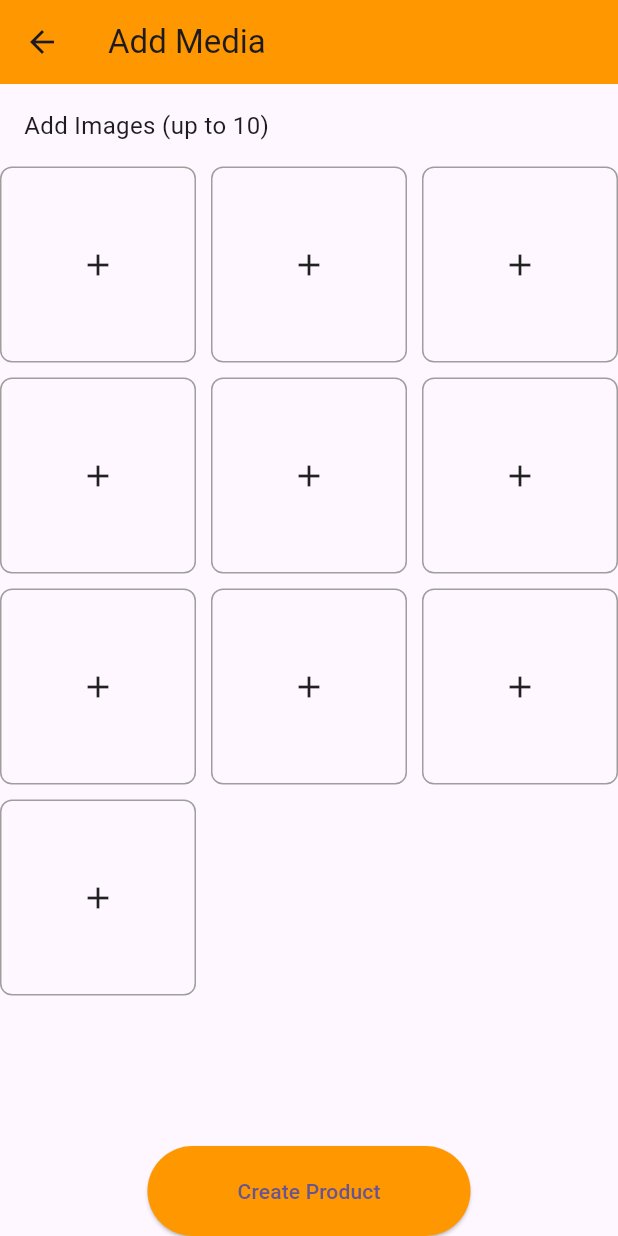
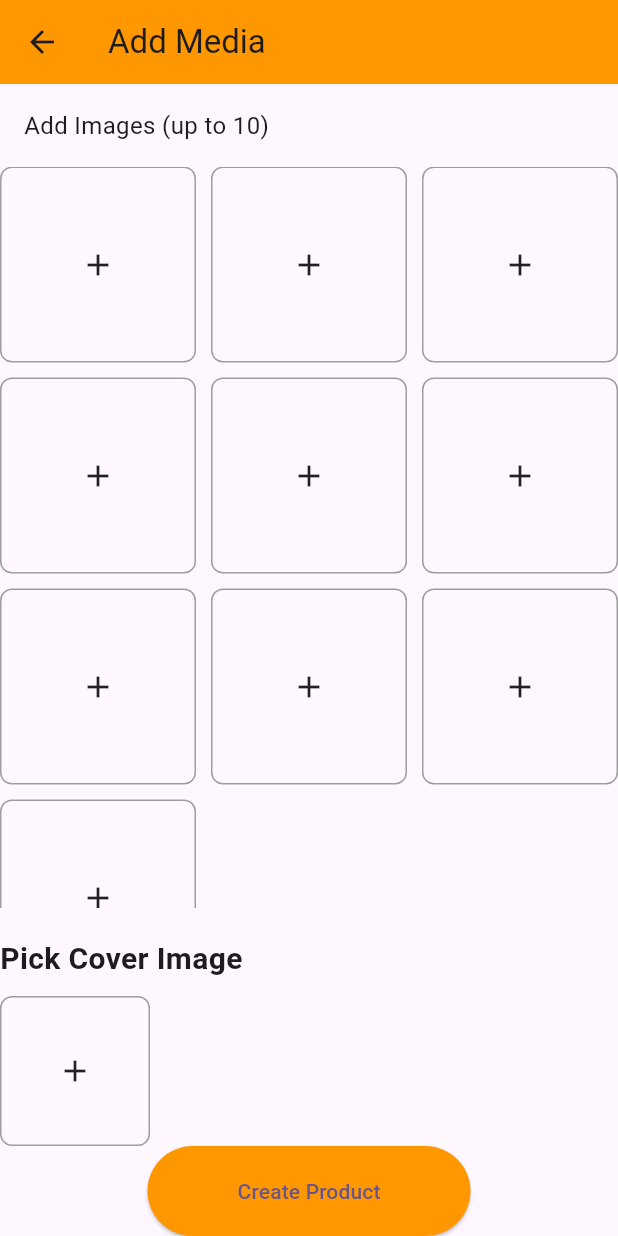
Before and after one commit to KABOPOK/PunkMarket, a Flutter app: the AddProductMediaScreen screen opened directly with empty values, after a tap on the "add" icon, on a phone screen of 412 x 824 dp. Run offline on Flutter 3.47's test engine with Material 3 defaults, Android fonts, the phone set to English and light mode, and no system bars; our stand-ins replace file_picker, freezed_annotation, image_picker; missing offline and left inert: postgres; network calls fail.

Commit message:
fix: AddProductMediaScreen - cover image returned, file names OK

```diff
--- a/PUNK/lib/screens/navigationScreens/myProductsScreens/AddProductMediaScreen.dart
+++ b/PUNK/lib/screens/navigationScreens/myProductsScreens/AddProductMediaScreen.dart
@@ -5,7 +5,8 @@ import 'package:flutter/material.dart';
 import 'package:image_picker/image_picker.dart';
 import 'package:punk/Global/Global.dart';
 import '../../../../clases/Product.dart';
-import 'package:http_parser/http_parser.dart'; // To specify MIME types
+import 'package:http_parser/http_parser.dart';
+import '../../../Online/Online.dart';
 
 class AddProductMediaScreen extends StatefulWidget {
   final Product product;
@@ -13,22 +14,28 @@ class AddProductMediaScreen extends StatefulWidget {
   AddProductMediaScreen({required this.product});
 
   @override
-  _AddProductMediaScreenState createState() => _AddProductMediaScreenState();
+  _AddProductMediaScreenState createState() => _AddProductMediaScreenState(product: product);
 }
 
 class _AddProductMediaScreenState extends State<AddProductMediaScreen> {
   final int _maxImages = 10;
-  List<File?> _productImages = [];
+  List<File?> _productImages = List<File?>.filled(11, null); // Index 0 for cover image
   final ImagePicker _picker = ImagePicker();
+  Product product;
+
+  _AddProductMediaScreenState({required this.product});
 
   // Send product data and images to the server
   Future<void> _sendProduct(Product product, List<File?> images) async {
     try {
       var request = http.MultipartRequest('POST', Uri.parse('$HTTPS/api/products/create'));
 
+      // Add form fields
       request.fields['product'] = jsonEncode(product.toJson());
 
-      for (var image in images) {
+      // Add multiple image files if available
+      for (var i = 0; i < images.length; i++) {
+        var image = images[i];
         if (image != null) {
           // Determine the MIME type based on the file extension
           String mimeType = 'image/jpeg'; // Default to JPEG
@@ -39,7 +46,7 @@ class _AddProductMediaScreenState extends State<AddProductMediaScreen> {
           // Add the image file to the multipart request
           request.files.add(
             await http.MultipartFile.fromPath(
-              'images',  // The field name the server expects
+              i == 0 ? 'envelop' : 'images',  // Differentiate cover image
               image.path,
               contentType: MediaType('image', mimeType.split('/')[1]), // Set the correct MIME type
             ),
@@ -75,17 +82,31 @@ class _AddProductMediaScreenState extends State<AddProductMediaScreen> {
   }
 
   // Pick an image from the gallery
-  Future<void> _pickImage(int index) async {
+  Future<void> _pickImage(bool isCoverImage, int index) async {
     final pickedFile = await _picker.pickImage(source: ImageSource.gallery);
 
     setState(() {
       if (pickedFile != null) {
-        // Add or update the image in the list
-        if (index >= 0 && index < _productImages.length) {
-          _productImages[index] = File(pickedFile.path);
+        String newFileName = isCoverImage
+            ? 'envelop.jpg'
+            : '${index}.jpg';
+
+        // Generate the new path for the image
+        String newPath = '${pickedFile.path.substring(0, pickedFile.path.lastIndexOf('/'))}/$newFileName';
+        File imageFile = File(newPath);
+
+        if (isCoverImage) {
+          _productImages[0] = imageFile;
         } else {
-          _productImages.add(File(pickedFile.path));
+          // Add product image in order without gaps
+          int insertIndex = _productImages.indexWhere((file) => file == null, 1);
+          if (insertIndex != -1) {
+            _productImages[insertIndex] = imageFile;
+          }
         }
+
+        // Save the picked file with the new name
+        pickedFile.saveTo(newPath);
       } else {
         print('No image selected.');
       }
@@ -105,7 +126,9 @@ class _AddProductMediaScreenState extends State<AddProductMediaScreen> {
           },
         ),
       ),
+
       body: Column(
+        // Selecting Images
         crossAxisAlignment: CrossAxisAlignment.start,
         children: [
           const Padding(
@@ -121,19 +144,42 @@ class _AddProductMediaScreenState extends State<AddProductMediaScreen> {
               ),
               itemCount: _maxImages,
               itemBuilder: (context, index) {
+                int actualIndex = index + 1; // Skip index 0, as it's for cover
                 return GestureDetector(
-                  onTap: () => _pickImage(index),
+                  onTap: () => _pickImage(false, actualIndex),
                   child: Container(
                     decoration: BoxDecoration(
                       border: Border.all(color: Colors.grey),
                       borderRadius: BorderRadius.circular(8),
                     ),
-                    child: _productImages.length > index && _productImages[index] != null
-                        ? Image.file(_productImages[index]!, fit: BoxFit.cover)
+                    child: _productImages[actualIndex] != null
+                        ? Image.file(_productImages[actualIndex]!, fit: BoxFit.cover)
                         : const Icon(Icons.add),
                   ),
                 );
               },
+            ),
+          ),
+          const SizedBox(height: 20),
+
+          // Selecting Cover Image
+          const Text(
+            'Pick Cover Image',
+            style: TextStyle(fontSize: 20, fontWeight: FontWeight.bold),
+          ),
+          const SizedBox(height: 10),
+          GestureDetector(
+            onTap: () => _pickImage(true, 0),
+            child: Container(
+              height: 100,
+              width: 100,
+              decoration: BoxDecoration(
+                border: Border.all(color: Colors.grey),
+                borderRadius: BorderRadius.circular(8),
+              ),
+              child: _productImages[0] != null
+                  ? Image.file(_productImages[0]!, fit: BoxFit.cover)
+                  : const Icon(Icons.add),
             ),
           ),
           Center(
```
